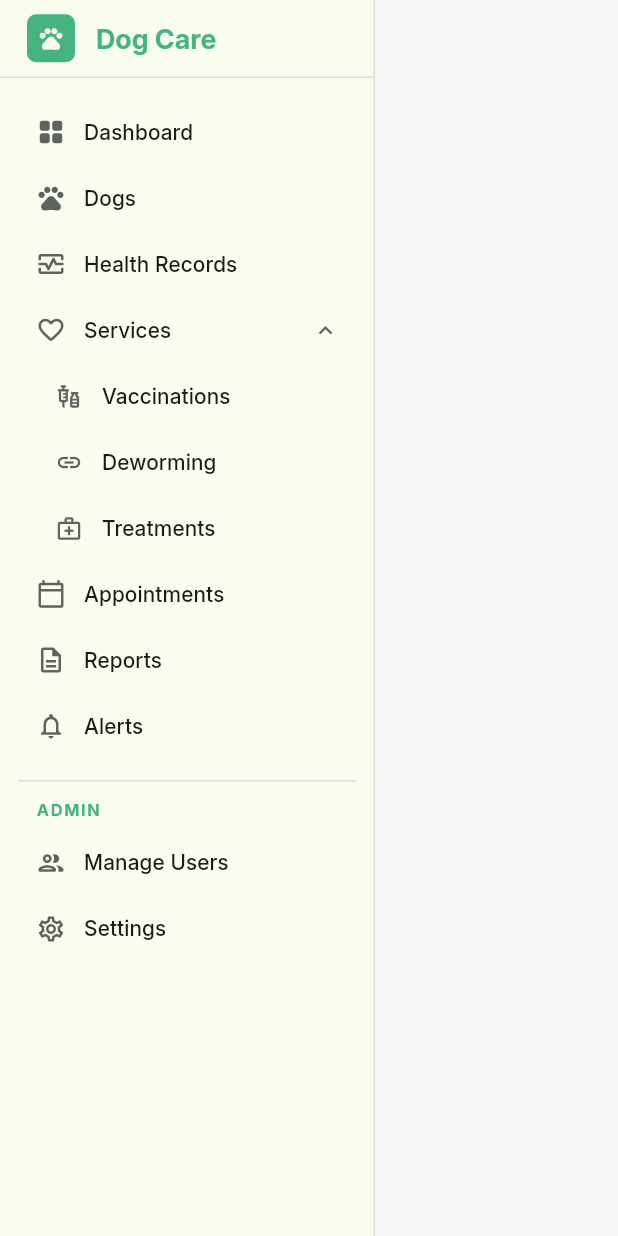
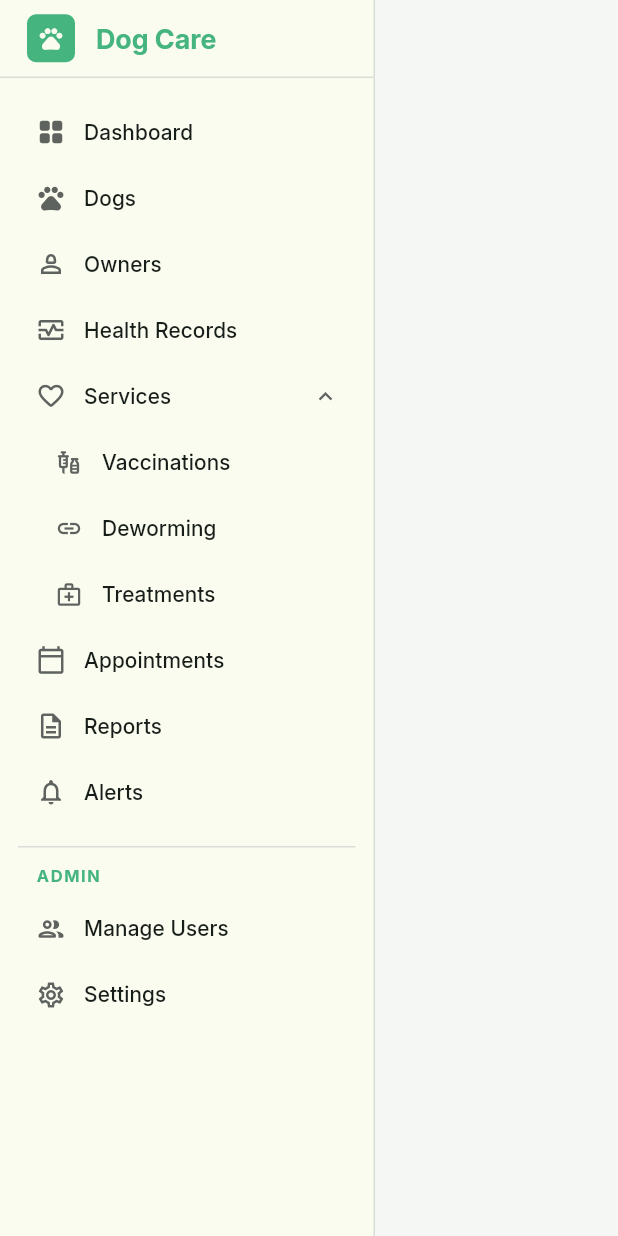
Before and after one commit to jcgpl-dev/dog_care_desktop, a Flutter app: the AppSidebar widget shown alone on an empty page, opened directly, on a phone screen of 412 x 824 dp. Run offline on Flutter 3.47's test engine with Material 3 defaults, Android fonts, the phone set to English and light mode, and no system bars; our stand-ins replace dartz, equatable, flutter_bloc, get_it, go_router, phosphor_flutter; missing offline and left inert: bitsdojo_window.

Commit message:
update 9-10-26

```diff
--- a/lib/app/presentation/shell/app_sidebar.dart
+++ b/lib/app/presentation/shell/app_sidebar.dart
@@ -25,6 +25,11 @@ class _AppSidebarState extends State<AppSidebar> {
       route: '/dashboard',
     ),
     AppNavigationItem(label: 'Dogs', icon: Icons.pets_outlined, route: '/dogs'),
+    AppNavigationItem(
+      label: 'Owners',
+      icon: Icons.person_2_outlined,
+      route: '/owners',
+    ),
     AppNavigationItem(
       label: 'Health Records',
       icon: Icons.monitor_heart_outlined,
--- a/lib/app/presentation/shell/app_top_bar.dart
+++ b/lib/app/presentation/shell/app_top_bar.dart
@@ -19,6 +19,8 @@ class AppTopBar extends StatelessWidget {
         return 'Dashboard';
       case '/dogs':
         return 'Dogs Management';
+      case '/owners':
+        return 'Owners';
       case '/health-records':
         return 'Health Records';
       case '/services':
--- a/lib/config/router/app_router.dart
+++ b/lib/config/router/app_router.dart
@@ -1,3 +1,4 @@
+import 'package:dog_care_desktop/features/owners/presentation/pages/owners_page.dart';
 import 'package:dog_care_desktop/features/services/presentation/pages/services_page.dart';
 import 'package:flutter/material.dart';
 import 'package:go_router/go_router.dart';
@@ -64,6 +65,11 @@ class AppRouter {
                   const NoTransitionPage(child: DogsPage()),
             ),
             GoRoute(
+              path: '/owners',
+              pageBuilder: (context, state) =>
+                  const NoTransitionPage(child: OwnersPage()),
+            ),
+            GoRoute(
               path: '/health-records',
               pageBuilder: (context, state) =>
                   const NoTransitionPage(child: HealthRecordsPage()),
--- /dev/null
+++ b/lib/features/owners/domain/repositories/owners_repository.dart
@@ -0,0 +1,3 @@
+abstract class OwnersRepository {
+  // TODO: Define domain contract operations
+}
--- /dev/null
+++ b/lib/features/owners/presentation/bloc/owners_bloc.dart
@@ -0,0 +1,12 @@
+import 'package:flutter_bloc/flutter_bloc.dart';
+
+part 'owners_event.dart';
+part 'owners_state.dart';
+
+class OwnersBloc extends Bloc<OwnersEvent, OwnersState> {
+  OwnersBloc() : super(OwnersInitial()) {
+    on<OwnersEvent>((event, emit) {
+      // TODO: Implement event handler
+    });
+  }
+}
--- /dev/null
+++ b/lib/features/owners/presentation/bloc/owners_event.dart
@@ -0,0 +1,3 @@
+part of 'owners_bloc.dart';
+
+abstract class OwnersEvent {}
--- /dev/null
+++ b/lib/features/owners/presentation/bloc/owners_state.dart
@@ -0,0 +1,5 @@
+part of 'owners_bloc.dart';
+
+abstract class OwnersState {}
+
+class OwnersInitial extends OwnersState {}
```
Also changed, not shown: lib/features/owners/presentation/pages/owners_page.dart (added, +10 -0 lines).
